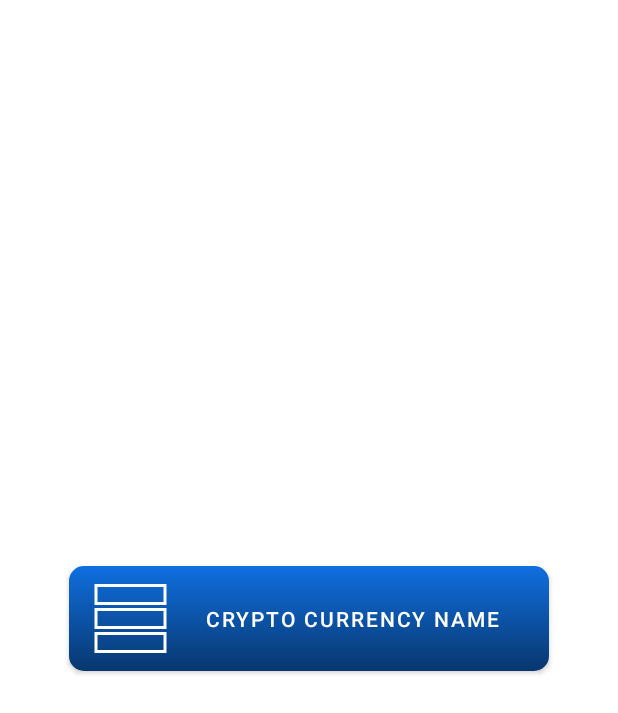
After one commit to SMahdiFaghih/MobileGroup, an Android app: the layout first_page_button_fragment.xml on its own in the app's theme, with its tools: preview values and no code run, on a phone screen of 412 x 824 dp. The commit adds this screen. Shown: the top 713 px of the screen. Run offline under Robolectric (Android 15) with nearby library versions, the phone set to English and light mode, and no system bars.

Commit message:
created first page button Fragment

```diff
--- a/HW1/app/src/main/res/drawable/first_page_button_gradient.xml
+++ b/HW1/app/src/main/res/drawable/first_page_button_background.xml
@@ -4,4 +4,5 @@
             android:startColor="#08376e"
             android:endColor="#0f6fe0"
             android:angle="90" />
+    <corners android:radius="10dp" />
 </shape>
--- /dev/null
+++ b/HW1/app/src/main/res/layout/first_page_button_fragment.xml
@@ -0,0 +1,32 @@
+<?xml version="1.0" encoding="utf-8"?>
+<androidx.constraintlayout.widget.ConstraintLayout
+    xmlns:android="http://schemas.android.com/apk/res/android"
+    xmlns:app="http://schemas.android.com/apk/res-auto"
+    xmlns:tools="http://schemas.android.com/tools"
+    android:layout_width="match_parent"
+    android:layout_height="match_parent"
+    android:padding="10dp"
+    tools:context=".CurrencyDetailsActivity">
+
+    <Button
+            android:text="@string/crypto_currency_name"
+            android:layout_width="320dp"
+            android:layout_height="70dp"
+            android:id="@+id/crypto_currency_button"
+            app:layout_constraintEnd_toEndOf="parent"
+            app:layout_constraintStart_toStartOf="parent"
+            android:layout_marginLeft="40dp"
+            android:layout_marginStart="40dp"
+            android:layout_marginRight="40dp"
+            android:layout_marginEnd="40dp"
+            android:background="@drawable/first_page_button_background"
+            app:icon="@drawable/rows"
+            app:iconTint="#FFFFFF"
+            app:backgroundTintMode="multiply"
+            app:backgroundTint="#FFFFFF"
+            app:layout_constraintTop_toTopOf="parent"
+            android:layout_marginTop="30dp"
+            app:layout_constraintBottom_toBottomOf="parent"
+            android:layout_marginBottom="30dp" />
+
+</androidx.constraintlayout.widget.ConstraintLayout>
--- a/HW1/app/src/main/res/values/strings.xml
+++ b/HW1/app/src/main/res/values/strings.xml
@@ -8,4 +8,5 @@
     <string name="rows_view">rows view</string>
     <string name="chart_view">chart view</string>
     <string name="fetched_data">fetched data</string>
+    <string name="crypto_currency_name">Crypto Currency Name</string>
 </resources>
```
